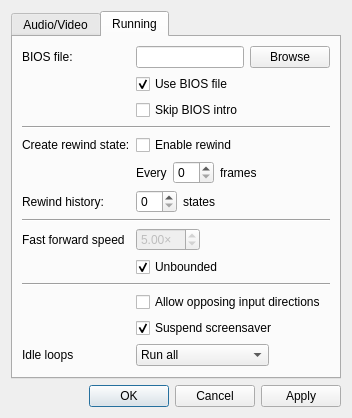
Old version of the form Libretro/mgba/src/platform/qt/SettingsView.ui in the repository kiddreads/Avalon-copy2.
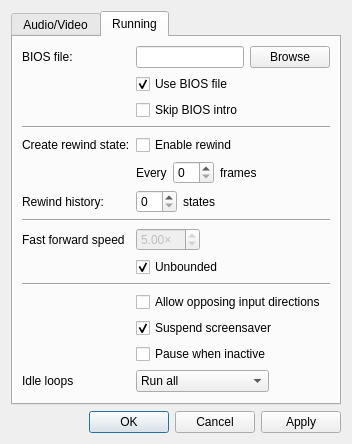
New version of the form. The open tabs and pages were chosen to show the change.

Commit message: Qt: Added a setting for pausing when the emulator is not in focus

The edit to the form file:
```diff
--- a/Libretro/mgba/src/platform/qt/SettingsView.ui
+++ b/Libretro/mgba/src/platform/qt/SettingsView.ui
@@ -7,7 +7,7 @@
     <x>0</x>
     <y>0</y>
     <width>417</width>
-    <height>457</height>
+    <height>478</height>
    </rect>
   </property>
   <property name="sizePolicy">
@@ -493,14 +493,14 @@
          </property>
         </widget>
        </item>
-       <item row="13" column="0">
+       <item row="14" column="0">
         <widget class="QLabel" name="label_15">
          <property name="text">
           <string>Idle loops</string>
          </property>
         </widget>
        </item>
-       <item row="13" column="1">
+       <item row="14" column="1">
         <widget class="QComboBox" name="idleOptimization">
          <item>
           <property name="text">
@@ -547,6 +547,13 @@
          </property>
         </widget>
        </item>
+       <item row="13" column="1">
+        <widget class="QCheckBox" name="pauseOnFocusLost">
+         <property name="text">
+          <string>Pause when inactive</string>
+         </property>
+        </widget>
+       </item>
       </layout>
      </widget>
     </widget>
```
The commit also changes 4 other files.
